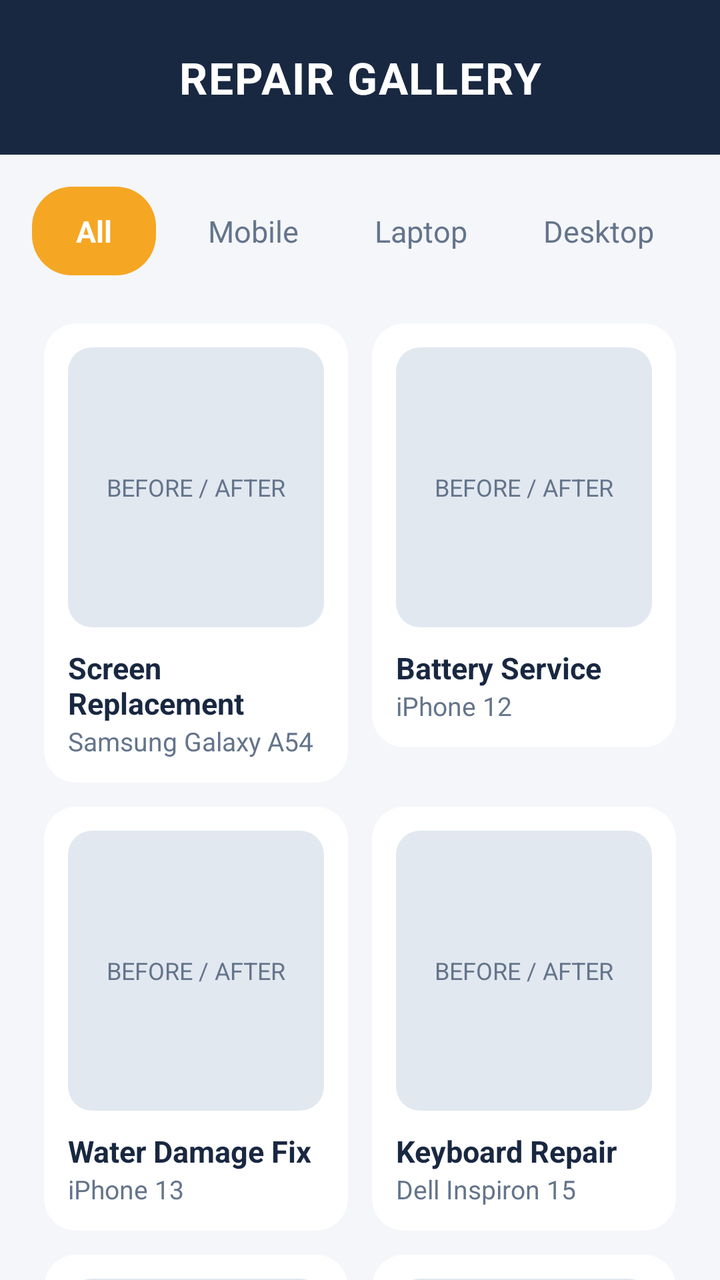
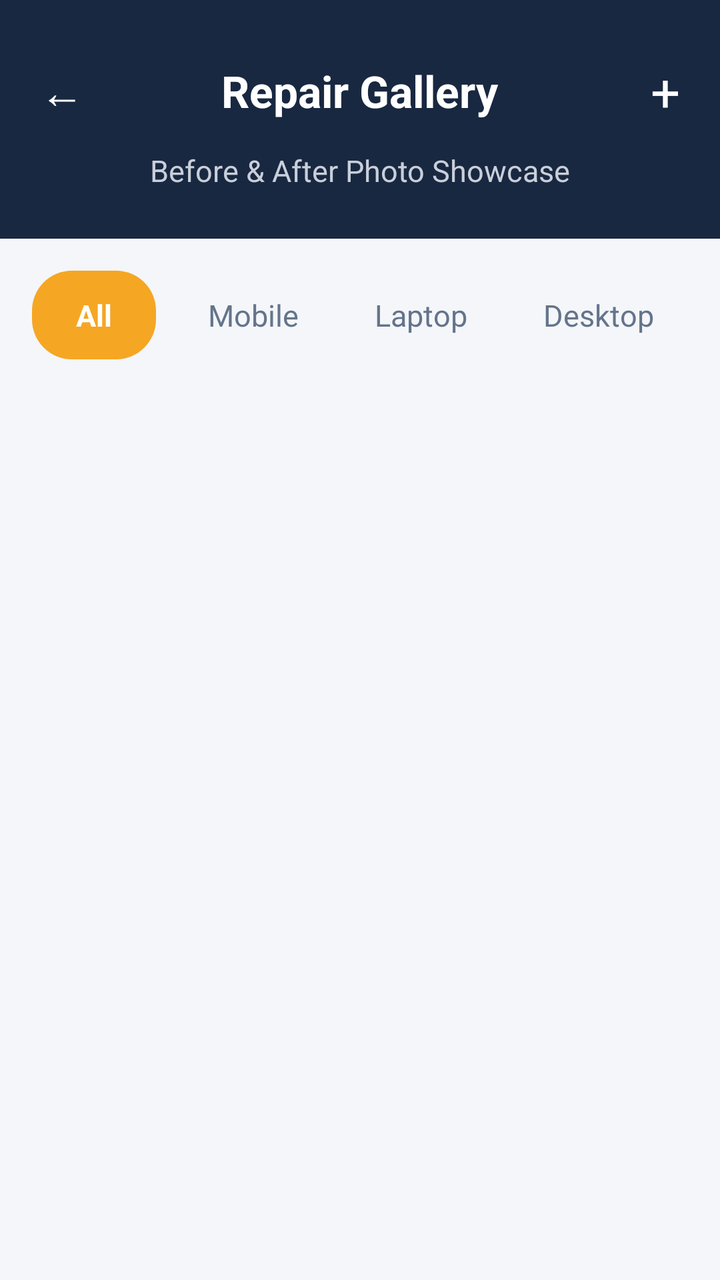

Before-and-after screenshots of an Android layout around one commit, followed by the original layout XML and the change that was made.
<!-- AndroidManifest.xml: application theme Theme.TechFix -->
<!-- res/layout/fragment_admin_gallery.xml -->
<androidx.constraintlayout.widget.ConstraintLayout xmlns:android="http://schemas.android.com/apk/res/android" xmlns:app="http://schemas.android.com/apk/res-auto" android:layout_width="match_parent" android:layout_height="match_parent" android:background="@color/techfix_bg">

<LinearLayout android:id="@+id/header" android:layout_width="0dp" android:layout_height="wrap_content" android:background="@color/techfix_navy" android:orientation="vertical" android:paddingTop="24dp" android:paddingBottom="24dp" app:layout_constraintTop_toTopOf="parent" app:layout_constraintStart_toStartOf="parent" app:layout_constraintEnd_toEndOf="parent">
<TextView android:layout_width="match_parent" android:layout_height="wrap_content" android:gravity="center" android:text="REPAIR GALLERY" android:textColor="@color/techfix_white" android:textSize="22sp" android:textStyle="bold" android:letterSpacing="0.03"/>
</LinearLayout>

<androidx.core.widget.NestedScrollView android:layout_width="0dp" android:layout_height="0dp" app:layout_constraintTop_toBottomOf="@id/header" app:layout_constraintBottom_toBottomOf="parent" app:layout_constraintStart_toStartOf="parent" app:layout_constraintEnd_toEndOf="parent">
<LinearLayout android:layout_width="match_parent" android:layout_height="wrap_content" android:orientation="vertical" android:padding="16dp">

<LinearLayout android:layout_width="match_parent" android:layout_height="wrap_content" android:layout_marginBottom="18dp" android:orientation="horizontal">
<TextView android:id="@+id/tabAll" android:layout_width="wrap_content" android:layout_height="wrap_content" android:layout_marginEnd="14dp" android:background="@drawable/bg_chip_selected_orange" android:paddingStart="22dp" android:paddingEnd="22dp" android:paddingTop="12dp" android:paddingBottom="12dp" android:text="All" android:textColor="@color/techfix_white" android:textSize="15sp" android:textStyle="bold"/>
<TextView android:id="@+id/tabMobile" android:layout_width="wrap_content" android:layout_height="wrap_content" android:layout_marginEnd="14dp" android:padding="12dp" android:text="Mobile" android:textColor="@color/techfix_gray_text" android:textSize="15sp"/>
<TextView android:id="@+id/tabLaptop" android:layout_width="wrap_content" android:layout_height="wrap_content" android:layout_marginEnd="14dp" android:padding="12dp" android:text="Laptop" android:textColor="@color/techfix_gray_text" android:textSize="15sp"/>
<TextView android:id="@+id/tabDesktop" android:layout_width="wrap_content" android:layout_height="wrap_content" android:padding="12dp" android:text="Desktop" android:textColor="@color/techfix_gray_text" android:textSize="15sp"/>
</LinearLayout>

<GridLayout android:id="@+id/galleryGrid" android:layout_width="match_parent" android:layout_height="wrap_content" android:columnCount="2">

<LinearLayout android:layout_width="0dp" android:layout_height="wrap_content" android:layout_columnWeight="1" android:layout_margin="6dp" android:orientation="vertical">
<androidx.cardview.widget.CardView android:layout_width="match_parent" android:layout_height="wrap_content" app:cardBackgroundColor="@color/techfix_white" app:cardCornerRadius="16dp" app:cardElevation="0dp">
<LinearLayout android:layout_width="match_parent" android:layout_height="wrap_content" android:orientation="vertical" android:padding="12dp">
<TextView android:layout_width="match_parent" android:layout_height="140dp" android:background="@drawable/bg_thumb_placeholder" android:gravity="center" android:text="BEFORE / AFTER" android:textColor="@color/techfix_gray_text" android:textSize="12sp"/>
<TextView android:layout_width="match_parent" android:layout_height="wrap_content" android:layout_marginTop="10dp" android:text="Screen Replacement" android:textColor="@color/techfix_navy" android:textSize="15sp" android:textStyle="bold"/>
<TextView android:layout_width="match_parent" android:layout_height="wrap_content" android:text="Samsung Galaxy A54" android:textColor="@color/techfix_gray_text" android:textSize="13sp"/>
</LinearLayout>
</androidx.cardview.widget.CardView>
</LinearLayout>

<LinearLayout android:layout_width="0dp" android:layout_height="wrap_content" android:layout_columnWeight="1" android:layout_margin="6dp" android:orientation="vertical">
<androidx.cardview.widget.CardView android:layout_width="match_parent" android:layout_height="wrap_content" app:cardBackgroundColor="@color/techfix_white" app:cardCornerRadius="16dp" app:cardElevation="0dp">
<LinearLayout android:layout_width="match_parent" android:layout_height="wrap_content" android:orientation="vertical" android:padding="12dp">
<TextView android:layout_width="match_parent" android:layout_height="140dp" android:background="@drawable/bg_thumb_placeholder" android:gravity="center" android:text="BEFORE / AFTER" android:textColor="@color/techfix_gray_text" android:textSize="12sp"/>
<TextView android:layout_width="match_parent" android:layout_height="wrap_content" android:layout_marginTop="10dp" android:text="Battery Service" android:textColor="@color/techfix_navy" android:textSize="15sp" android:textStyle="bold"/>
<TextView android:layout_width="match_parent" android:layout_height="wrap_content" android:text="iPhone 12" android:textColor="@color/techfix_gray_text" android:textSize="13sp"/>
</LinearLayout>
</androidx.cardview.widget.CardView>
</LinearLayout>

<LinearLayout android:layout_width="0dp" android:layout_height="wrap_content" android:layout_columnWeight="1" android:layout_margin="6dp" android:orientation="vertical">
<androidx.cardview.widget.CardView android:layout_width="match_parent" android:layout_height="wrap_content" app:cardBackgroundColor="@color/techfix_white" app:cardCornerRadius="16dp" app:cardElevation="0dp">
<LinearLayout android:layout_width="match_parent" android:layout_height="wrap_content" android:orientation="vertical" android:padding="12dp">
<TextView android:layout_width="match_parent" android:layout_height="140dp" android:background="@drawable/bg_thumb_placeholder" android:gravity="center" android:text="BEFORE / AFTER" android:textColor="@color/techfix_gray_text" android:textSize="12sp"/>
<TextView android:layout_width="match_parent" android:layout_height="wrap_content" android:layout_marginTop="10dp" android:text="Water Damage Fix" android:textColor="@color/techfix_navy" android:textSize="15sp" android:textStyle="bold"/>
<TextView android:layout_width="match_parent" android:layout_height="wrap_content" android:text="iPhone 13" android:textColor="@color/techfix_gray_text" android:textSize="13sp"/>
</LinearLayout>
</androidx.cardview.widget.CardView>
</LinearLayout>

<LinearLayout android:layout_width="0dp" android:layout_height="wrap_content" android:layout_columnWeight="1" android:layout_margin="6dp" android:orientation="vertical">
<androidx.cardview.widget.CardView android:layout_width="match_parent" android:layout_height="wrap_content" app:cardBackgroundColor="@color/techfix_white" app:cardCornerRadius="16dp" app:cardElevation="0dp">
<LinearLayout android:layout_width="match_parent" android:layout_height="wrap_content" android:orientation="vertical" android:padding="12dp">
<TextView android:layout_width="match_parent" android:layout_height="140dp" android:background="@drawable/bg_thumb_placeholder" android:gravity="center" android:text="BEFORE / AFTER" android:textColor="@color/techfix_gray_text" android:textSize="12sp"/>
<TextView android:layout_width="match_parent" android:layout_height="wrap_content" android:layout_marginTop="10dp" android:text="Keyboard Repair" android:textColor="@color/techfix_navy" android:textSize="15sp" android:textStyle="bold"/>
<TextView android:layout_width="match_parent" android:layout_height="wrap_content" android:text="Dell Inspiron 15" android:textColor="@color/techfix_gray_text" android:textSize="13sp"/>
</LinearLayout>
</androidx.cardview.widget.CardView>
</LinearLayout>

<LinearLayout android:layout_width="0dp" android:layout_height="wrap_content" android:layout_columnWeight="1" android:layout_margin="6dp" android:orientation="vertical">
<androidx.cardview.widget.CardView android:layout_width="match_parent" android:layout_height="wrap_content" app:cardBackgroundColor="@color/techfix_white" app:cardCornerRadius="16dp" app:cardElevation="0dp">
<LinearLayout android:layout_width="match_parent" android:layout_height="wrap_content" android:orientation="vertical" android:padding="12dp">
<TextView android:layout_width="match_parent" android:layout_height="140dp" android:background="@drawable/bg_thumb_placeholder" android:gravity="center" android:text="BEFORE / AFTER" android:textColor="@color/techfix_gray_text" android:textSize="12sp"/>
<TextView android:layout_width="match_parent" android:layout_height="wrap_content" android:layout_marginTop="10dp" android:text="Motherboard Diagnosis" android:textColor="@color/techfix_navy" android:textSize="15sp" android:textStyle="bold"/>
<TextView android:layout_width="match_parent" android:layout_height="wrap_content" android:text="MacBook Pro 13" android:textColor="@color/techfix_gray_text" android:textSize="13sp"/>
</LinearLayout>
</androidx.cardview.widget.CardView>
</LinearLayout>

<LinearLayout android:layout_width="0dp" android:layout_height="wrap_content" android:layout_columnWeight="1" android:layout_margin="6dp" android:orientation="vertical">
<androidx.cardview.widget.CardView android:layout_width="match_parent" android:layout_height="wrap_content" app:cardBackgroundColor="@color/techfix_white" app:cardCornerRadius="16dp" app:cardElevation="0dp">
<LinearLayout android:layout_width="match_parent" android:layout_height="wrap_content" android:orientation="vertical" android:padding="12dp">
<TextView android:layout_width="match_parent" android:layout_height="140dp" android:background="@drawable/bg_thumb_placeholder" android:gravity="center" android:text="BEFORE / AFTER" android:textColor="@color/techfix_gray_text" android:textSize="12sp"/>
<TextView android:layout_width="match_parent" android:layout_height="wrap_content" android:layout_marginTop="10dp" android:text="Charging Port" android:textColor="@color/techfix_navy" android:textSize="15sp" android:textStyle="bold"/>
<TextView android:layout_width="match_parent" android:layout_height="wrap_content" android:text="OnePlus Nord" android:textColor="@color/techfix_gray_text" android:textSize="13sp"/>
</LinearLayout>
</androidx.cardview.widget.CardView>
</LinearLayout>
</GridLayout>
</LinearLayout>
</androidx.core.widget.NestedScrollView>
</androidx.constraintlayout.widget.ConstraintLayout>
<!-- resources referenced by this layout -->
<resources>
  <color name="techfix_bg">#F4F6F9</color>
  <color name="techfix_gray_text">#64748B</color>
  <color name="techfix_navy">#192841</color>
  <color name="techfix_white">#FFFFFF</color>
  <!-- drawable bg_chip_selected_orange (drawable) -->
  <?xml version="1.0" encoding="utf-8"?>
  <shape xmlns:android="http://schemas.android.com/apk/res/android" android:shape="rectangle">
      <solid android:color="#F5A623" />
      <corners android:radius="20dp" />
  </shape>
  <!-- drawable bg_thumb_placeholder (drawable) -->
  <?xml version="1.0" encoding="utf-8"?>
  <shape xmlns:android="http://schemas.android.com/apk/res/android" android:shape="rectangle">
      <solid android:color="#E2E8F0" />
      <corners android:radius="12dp" />
  </shape>
  <style name="Theme.TechFix" parent="Base.Theme.TechFix" />
  <style name="Base.Theme.TechFix" parent="Theme.Material3.DayNight.NoActionBar">
          
          <item name="colorPrimary">@color/accent_amber</item>
          <item name="colorOnPrimary">@color/white</item>
          <item name="colorPrimaryContainer">@color/navy_header</item>
          <item name="colorOnPrimaryContainer">@color/white</item>
          <item name="android:windowBackground">@color/bg_app</item>
          <item name="android:statusBarColor">@color/navy_header</item>
      </style>
  <color name="accent_amber">#F59E0B</color>
  <color name="white">#FFFFFFFF</color>
  <color name="navy_header">#192841</color>
  <color name="bg_app">#F4F6F9</color>
</resources>

<!-- the commit's change to res/layout/fragment_admin_gallery.xml (unified diff, before → after) -->
@@ -1,7 +1,12 @@
 <androidx.constraintlayout.widget.ConstraintLayout xmlns:android="http://schemas.android.com/apk/res/android" xmlns:app="http://schemas.android.com/apk/res-auto" android:layout_width="match_parent" android:layout_height="match_parent" android:background="@color/techfix_bg">
 
-<LinearLayout android:id="@+id/header" android:layout_width="0dp" android:layout_height="wrap_content" android:background="@color/techfix_navy" android:orientation="vertical" android:paddingTop="24dp" android:paddingBottom="24dp" app:layout_constraintTop_toTopOf="parent" app:layout_constraintStart_toStartOf="parent" app:layout_constraintEnd_toEndOf="parent">
-<TextView android:layout_width="match_parent" android:layout_height="wrap_content" android:gravity="center" android:text="REPAIR GALLERY" android:textColor="@color/techfix_white" android:textSize="22sp" android:textStyle="bold" android:letterSpacing="0.03"/>
+<LinearLayout android:id="@+id/header" android:layout_width="0dp" android:layout_height="wrap_content" android:background="@color/techfix_navy" android:orientation="vertical" android:paddingStart="12dp" android:paddingEnd="12dp" android:paddingTop="20dp" android:paddingBottom="24dp" app:layout_constraintTop_toTopOf="parent" app:layout_constraintStart_toStartOf="parent" app:layout_constraintEnd_toEndOf="parent">
+<RelativeLayout android:layout_width="match_parent" android:layout_height="wrap_content">
+<TextView android:id="@+id/btnBack" android:layout_width="wrap_content" android:layout_height="wrap_content" android:layout_alignParentStart="true" android:layout_centerVertical="true" android:padding="8dp" android:text="←" android:textColor="@color/techfix_white" android:textSize="22sp"/>
+<TextView android:layout_width="wrap_content" android:layout_height="wrap_content" android:layout_centerInParent="true" android:text="Repair Gallery" android:textColor="@color/techfix_white" android:textSize="22sp" android:textStyle="bold"/>
+<TextView android:id="@+id/btnAddGalleryItem" android:layout_width="wrap_content" android:layout_height="wrap_content" android:layout_alignParentEnd="true" android:layout_centerVertical="true" android:padding="8dp" android:text="+" android:textColor="@color/techfix_white" android:textSize="26sp"/>
+</RelativeLayout>
+<TextView android:layout_width="match_parent" android:layout_height="wrap_content" android:layout_marginTop="4dp" android:gravity="center" android:text="Before &amp; After Photo Showcase" android:textColor="#C9CFDA" android:textSize="15sp"/>
 </LinearLayout>
 
 <androidx.core.widget.NestedScrollView android:layout_width="0dp" android:layout_height="0dp" app:layout_constraintTop_toBottomOf="@id/header" app:layout_constraintBottom_toBottomOf="parent" app:layout_constraintStart_toStartOf="parent" app:layout_constraintEnd_toEndOf="parent">
@@ -14,68 +19,10 @@
 <TextView android:id="@+id/tabDesktop" android:layout_width="wrap_content" android:layout_height="wrap_content" android:padding="12dp" android:text="Desktop" android:textColor="@color/techfix_gray_text" android:textSize="15sp"/>
 </LinearLayout>
 
-<GridLayout android:id="@+id/galleryGrid" android:layout_width="match_parent" android:layout_height="wrap_content" android:columnCount="2">
+<androidx.recyclerview.widget.RecyclerView
+    android:id="@+id/rvGallery"
+    android:layout_width="match_parent" android:layout_height="wrap_content"/>
 
-<LinearLayout android:layout_width="0dp" android:layout_height="wrap_content" android:layout_columnWeight="1" android:layout_margin="6dp" android:orientation="vertical">
-<androidx.cardview.widget.CardView android:layout_width="match_parent" android:layout_height="wrap_content" app:cardBackgroundColor="@color/techfix_white" app:cardCornerRadius="16dp" app:cardElevation="0dp">
-<LinearLayout android:layout_width="match_parent" android:layout_height="wrap_content" android:orientation="vertical" android:padding="12dp">
-<TextView android:layout_width="match_parent" android:layout_height="140dp" android:background="@drawable/bg_thumb_placeholder" android:gravity="center" android:text="BEFORE / AFTER" android:textColor="@color/techfix_gray_text" android:textSize="12sp"/>
-<TextView android:layout_width="match_parent" android:layout_height="wrap_content" android:layout_marginTop="10dp" android:text="Screen Replacement" android:textColor="@color/techfix_navy" android:textSize="15sp" android:textStyle="bold"/>
-<TextView android:layout_width="match_parent" android:layout_height="wrap_content" android:text="Samsung Galaxy A54" android:textColor="@color/techfix_gray_text" android:textSize="13sp"/>
-</LinearLayout>
-</androidx.cardview.widget.CardView>
-</LinearLayout>
-
-<LinearLayout android:layout_width="0dp" android:layout_height="wrap_content" android:layout_columnWeight="1" android:layout_margin="6dp" android:orientation="vertical">
-<androidx.cardview.widget.CardView android:layout_width="match_parent" android:layout_height="wrap_content" app:cardBackgroundColor="@color/techfix_white" app:cardCornerRadius="16dp" app:cardElevation="0dp">
-<LinearLayout android:layout_width="match_parent" android:layout_height="wrap_content" android:orientation="vertical" android:padding="12dp">
-<TextView android:layout_width="match_parent" android:layout_height="140dp" android:background="@drawable/bg_thumb_placeholder" android:gravity="center" android:text="BEFORE / AFTER" android:textColor="@color/techfix_gray_text" android:textSize="12sp"/>
-<TextView android:layout_width="match_parent" android:layout_height="wrap_content" android:layout_marginTop="10dp" android:text="Battery Service" android:textColor="@color/techfix_navy" android:textSize="15sp" android:textStyle="bold"/>
-<TextView android:layout_width="match_parent" android:layout_height="wrap_content" android:text="iPhone 12" android:textColor="@color/techfix_gray_text" android:textSize="13sp"/>
-</LinearLayout>
-</androidx.cardview.widget.CardView>
-</LinearLayout>
-
-<LinearLayout android:layout_width="0dp" android:layout_height="wrap_content" android:layout_columnWeight="1" android:layout_margin="6dp" android:orientation="vertical">
-<androidx.cardview.widget.CardView android:layout_width="match_parent" android:layout_height="wrap_content" app:cardBackgroundColor="@color/techfix_white" app:cardCornerRadius="16dp" app:cardElevation="0dp">
-<LinearLayout android:layout_width="match_parent" android:layout_height="wrap_content" android:orientation="vertical" android:padding="12dp">
-<TextView android:layout_width="match_parent" android:layout_height="140dp" android:background="@drawable/bg_thumb_placeholder" android:gravity="center" android:text="BEFORE / AFTER" android:textColor="@color/techfix_gray_text" android:textSize="12sp"/>
-<TextView android:layout_width="match_parent" android:layout_height="wrap_content" android:layout_marginTop="10dp" android:text="Water Damage Fix" android:textColor="@color/techfix_navy" android:textSize="15sp" android:textStyle="bold"/>
-<TextView android:layout_width="match_parent" android:layout_height="wrap_content" android:text="iPhone 13" android:textColor="@color/techfix_gray_text" android:textSize="13sp"/>
-</LinearLayout>
-</androidx.cardview.widget.CardView>
-</LinearLayout>
-
-<LinearLayout android:layout_width="0dp" android:layout_height="wrap_content" android:layout_columnWeight="1" android:layout_margin="6dp" android:orientation="vertical">
-<androidx.cardview.widget.CardView android:layout_width="match_parent" android:layout_height="wrap_content" app:cardBackgroundColor="@color/techfix_white" app:cardCornerRadius="16dp" app:cardElevation="0dp">
-<LinearLayout android:layout_width="match_parent" android:layout_height="wrap_content" android:orientation="vertical" android:padding="12dp">
-<TextView android:layout_width="match_parent" android:layout_height="140dp" android:background="@drawable/bg_thumb_placeholder" android:gravity="center" android:text="BEFORE / AFTER" android:textColor="@color/techfix_gray_text" android:textSize="12sp"/>
-<TextView android:layout_width="match_parent" android:layout_height="wrap_content" android:layout_marginTop="10dp" android:text="Keyboard Repair" android:textColor="@color/techfix_navy" android:textSize="15sp" android:textStyle="bold"/>
-<TextView android:layout_width="match_parent" android:layout_height="wrap_content" android:text="Dell Inspiron 15" android:textColor="@color/techfix_gray_text" android:textSize="13sp"/>
-</LinearLayout>
-</androidx.cardview.widget.CardView>
-</LinearLayout>
-
-<LinearLayout android:layout_width="0dp" android:layout_height="wrap_content" android:layout_columnWeight="1" android:layout_margin="6dp" android:orientation="vertical">
-<androidx.cardview.widget.CardView android:layout_width="match_parent" android:layout_height="wrap_content" app:cardBackgroundColor="@color/techfix_white" app:cardCornerRadius="16dp" app:cardElevation="0dp">
-<LinearLayout android:layout_width="match_parent" android:layout_height="wrap_content" android:orientation="vertical" android:padding="12dp">
-<TextView android:layout_width="match_parent" android:layout_height="140dp" android:background="@drawable/bg_thumb_placeholder" android:gravity="center" android:text="BEFORE / AFTER" android:textColor="@color/techfix_gray_text" android:textSize="12sp"/>
-<TextView android:layout_width="match_parent" android:layout_height="wrap_content" android:layout_marginTop="10dp" android:text="Motherboard Diagnosis" android:textColor="@color/techfix_navy" android:textSize="15sp" android:textStyle="bold"/>
-<TextView android:layout_width="match_parent" android:layout_height="wrap_content" android:text="MacBook Pro 13" android:textColor="@color/techfix_gray_text" android:textSize="13sp"/>
-</LinearLayout>
-</androidx.cardview.widget.CardView>
-</LinearLayout>
-
-<LinearLayout android:layout_width="0dp" android:layout_height="wrap_content" android:layout_columnWeight="1" android:layout_margin="6dp" android:orientation="vertical">
-<androidx.cardview.widget.CardView android:layout_width="match_parent" android:layout_height="wrap_content" app:cardBackgroundColor="@color/techfix_white" app:cardCornerRadius="16dp" app:cardElevation="0dp">
-<LinearLayout android:layout_width="match_parent" android:layout_height="wrap_content" android:orientation="vertical" android:padding="12dp">
-<TextView android:layout_width="match_parent" android:layout_height="140dp" android:background="@drawable/bg_thumb_placeholder" android:gravity="center" android:text="BEFORE / AFTER" android:textColor="@color/techfix_gray_text" android:textSize="12sp"/>
-<TextView android:layout_width="match_parent" android:layout_height="wrap_content" android:layout_marginTop="10dp" android:text="Charging Port" android:textColor="@color/techfix_navy" android:textSize="15sp" android:textStyle="bold"/>
-<TextView android:layout_width="match_parent" android:layout_height="wrap_content" android:text="OnePlus Nord" android:textColor="@color/techfix_gray_text" android:textSize="13sp"/>
-</LinearLayout>
-</androidx.cardview.widget.CardView>
-</LinearLayout>
-</GridLayout>
 </LinearLayout>
 </androidx.core.widget.NestedScrollView>
 </androidx.constraintlayout.widget.ConstraintLayout>
<!-- resource entries referenced after the edit -->
@@ -9,12 +9,6 @@
   <shape xmlns:android="http://schemas.android.com/apk/res/android" android:shape="rectangle">
       <solid android:color="#F5A623" />
       <corners android:radius="20dp" />
-  </shape>
-  <!-- drawable bg_thumb_placeholder (drawable) -->
-  <?xml version="1.0" encoding="utf-8"?>
-  <shape xmlns:android="http://schemas.android.com/apk/res/android" android:shape="rectangle">
-      <solid android:color="#E2E8F0" />
-      <corners android:radius="12dp" />
   </shape>
   <style name="Theme.TechFix" parent="Base.Theme.TechFix" />
   <style name="Base.Theme.TechFix" parent="Theme.Material3.DayNight.NoActionBar">
